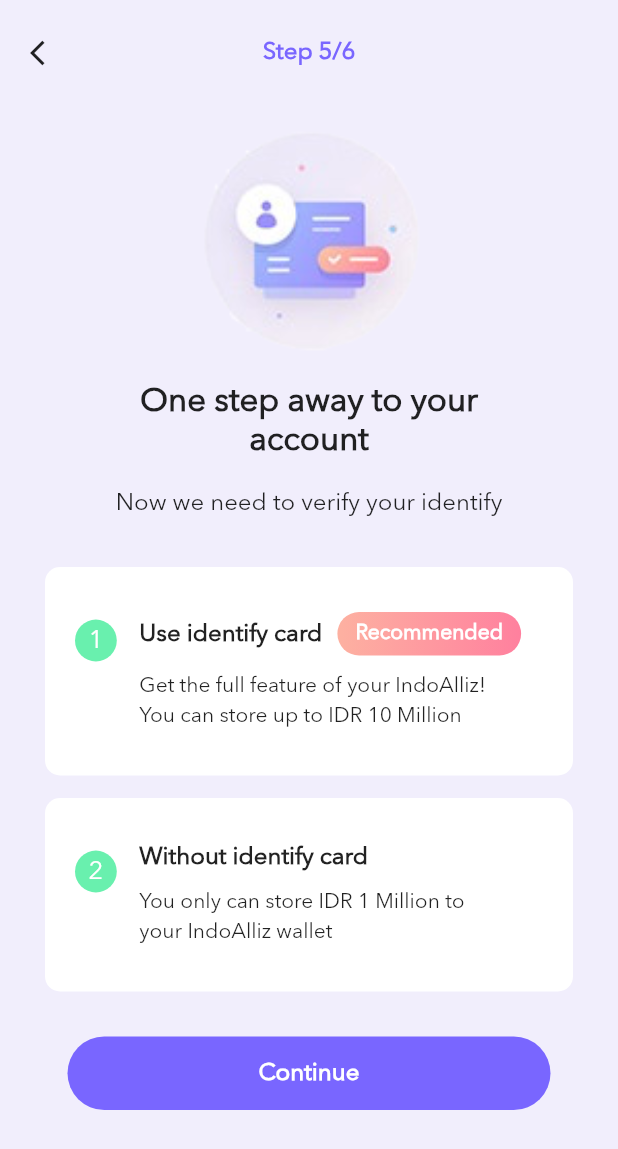
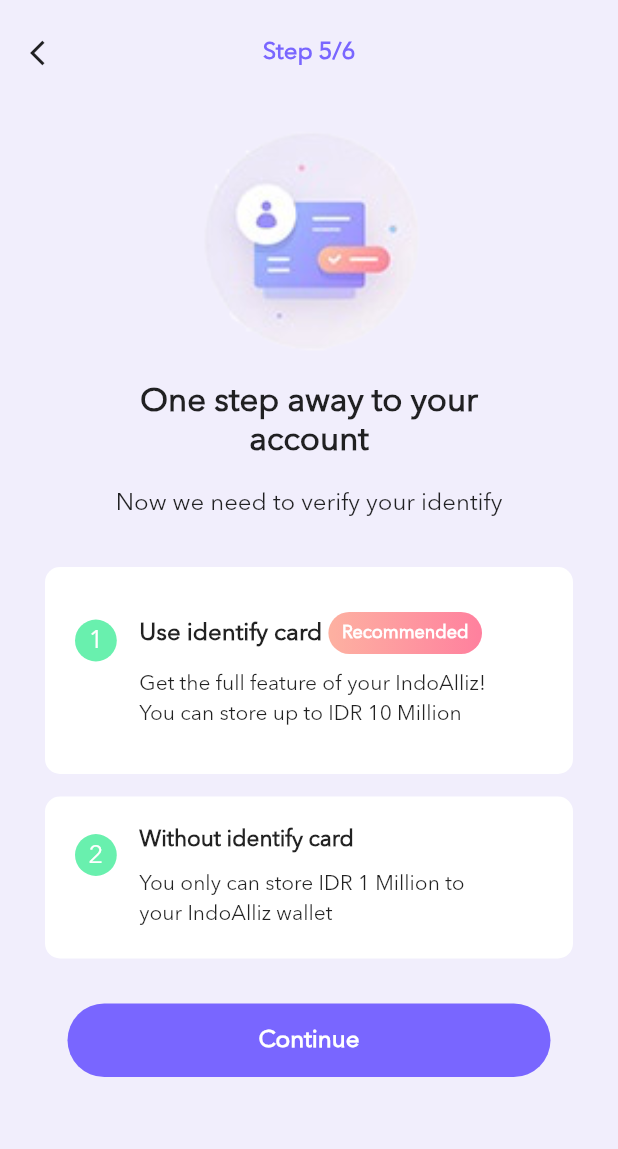
Before and after one commit to feMoraes0/finance-ui, a Flutter app: the Fingerprint screen opened by its route, after a tap on "Continue", on a phone screen of 412 x 824 dp. Shown: the top 1149 px of the screen. Run offline on Flutter 3.47's test engine with Material 2 defaults, Android fonts, the phone set to English and light mode, and no system bars.

Commit message:
Fixed problemswith screen size

```diff
--- a/lib/app/login/fingerprint.dart
+++ b/lib/app/login/fingerprint.dart
@@ -46,7 +46,7 @@ class Fingerprint extends StatelessWidget {
                 ),
               ),
               Container(
-                margin: EdgeInsets.fromLTRB(50.0, 0, 50.0, 45.0),
+                margin: EdgeInsets.fromLTRB(50.0, 0, 50.0, 35.0),
                 child: Text(
                   "To add your fingerprint, lift and rest your finger at home button repeatedly (optional).",
                   textAlign: TextAlign.center,
@@ -54,12 +54,12 @@ class Fingerprint extends StatelessWidget {
                 ),
               ),
               Container(
-                padding: EdgeInsets.symmetric(horizontal: 20.0, vertical: 30.0),
+                padding: EdgeInsets.symmetric(horizontal: 20.0, vertical: 35.0),
                 decoration: BoxDecoration(color: Colors.white38, borderRadius: BorderRadius.circular(10.0)),
                 child: Icon(Icons.fingerprint, size: 120.0, color: Colors.redAccent,)
               ),
               Container(
-                margin: EdgeInsets.only(top: 50.0),
+                margin: EdgeInsets.only(top: 30.0),
                 child: Row(
                   mainAxisAlignment: MainAxisAlignment.center,
                   children: <Widget>[
@@ -74,7 +74,7 @@ class Fingerprint extends StatelessWidget {
               GestureDetector(
                 child: Container(
                   padding: EdgeInsets.symmetric(vertical: 15.0),
-                  margin: EdgeInsets.only(top: 40.0),
+                  margin: EdgeInsets.only(top: 30.0),
                   width: size.width - 90.0,
                   decoration: BoxDecoration(
                     color: colors["primary"],
--- a/lib/app/login/last.dart
+++ b/lib/app/login/last.dart
@@ -98,8 +98,8 @@ class _LastState extends State<Last> {
                                     style: TextStyle(fontWeight: FontWeight.bold, fontSize: 16.0),
                                   ),
                                   Container(
-                                    margin: EdgeInsets.only(left: 10.0),
-                                    padding: EdgeInsets.symmetric(vertical: 6.0, horizontal: 12.0),
+                                    margin: EdgeInsets.only(left: 4.0),
+                                    padding: EdgeInsets.symmetric(vertical: 7.0, horizontal: 9.0),
                                     decoration: BoxDecoration(
                                         borderRadius: BorderRadius.circular(180.0),
                                         gradient: LinearGradient(colors: [
@@ -109,6 +109,7 @@ class _LastState extends State<Last> {
                                     child: Text(
                                       "Recommended",
                                       style: TextStyle(
+                                        fontSize: 12.0,
                                         fontWeight: FontWeight.bold,
                                         color: Colors.white,
                                       ),
@@ -128,7 +129,7 @@ class _LastState extends State<Last> {
                     ),
                   ),
                   Container(
-                    padding: EdgeInsets.symmetric(horizontal: 20.0, vertical: 30.0),
+                    padding: EdgeInsets.symmetric(horizontal: 20.0, vertical: 20.0),
                     margin: EdgeInsets.symmetric(horizontal: 30.0),
                     decoration: BoxDecoration(color: Colors.white, borderRadius: BorderRadius.circular(10.0)),
                     child: Row(
@@ -150,7 +151,7 @@ class _LastState extends State<Last> {
                               padding: const EdgeInsets.only(bottom: 10.0),
                               child: Text(
                                 "Without identify card",
-                                style: TextStyle(fontWeight: FontWeight.bold, fontSize: 16.0),
+                                style: TextStyle(fontWeight: FontWeight.bold, fontSize: 15.0),
                               ),
                             ),
                             Text("You only can store IDR 1 Million to", style: TextStyle(height: 1.4)),
```
